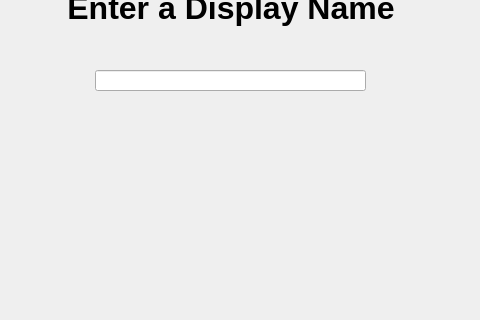
Qt form src/gui/ui/get_user_id.ui (MaxB321/TimeBranchr) before a commit; both pictures show x 195 to 675 and y 130 to 450 of the 908 by 550 pixel window.
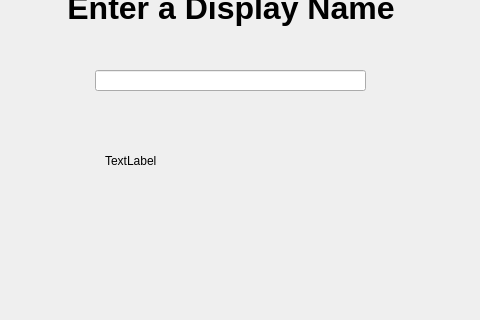
The same form after that commit.

Commit message: user name dialog window now has an error message if name is purely whitespace

The edit to the form file:
```diff
--- a/src/gui/ui/get_user_id.ui
+++ b/src/gui/ui/get_user_id.ui
@@ -45,6 +45,19 @@
     </rect>
    </property>
   </widget>
+  <widget class="QLabel" name="errorLabel">
+   <property name="geometry">
+    <rect>
+     <x>300</x>
+     <y>280</y>
+     <width>271</width>
+     <height>21</height>
+    </rect>
+   </property>
+   <property name="text">
+    <string>TextLabel</string>
+   </property>
+  </widget>
  </widget>
  <resources/>
  <connections/>
```
The commit also changes 4 other files.
